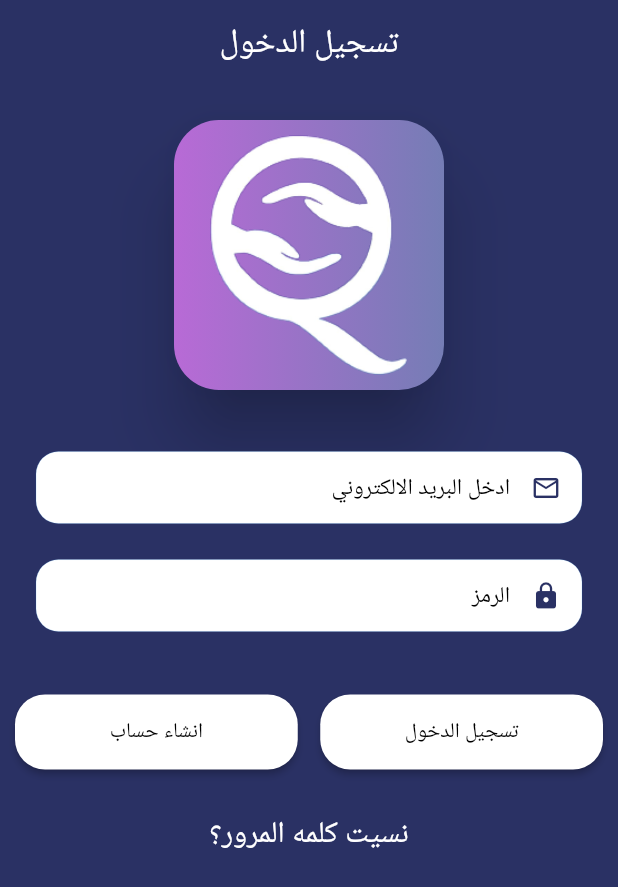
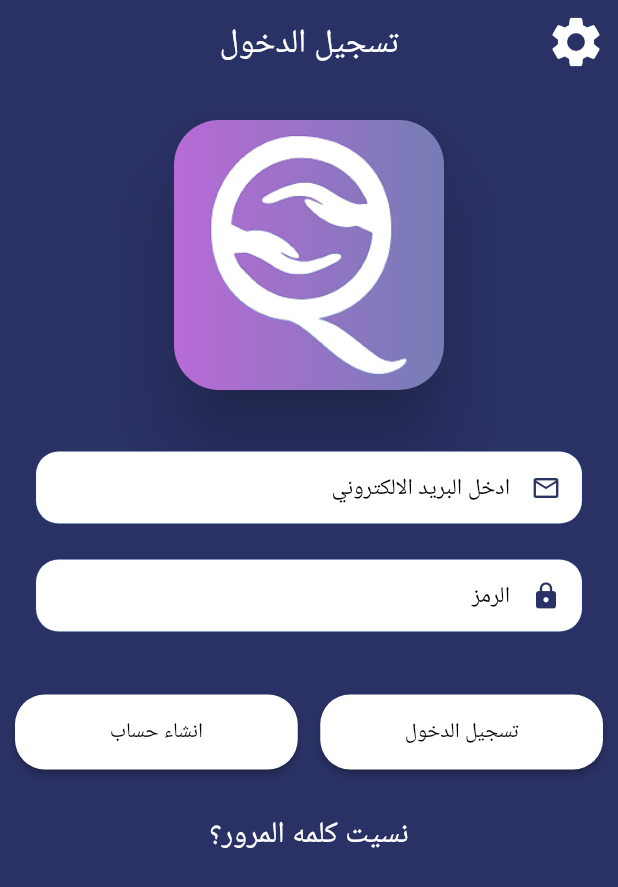
Before and after one commit to rehamsamy/kodra, a Flutter app: the screen it shows after launch, on a phone screen of 412 x 824 dp. Shown: the top 887 px of the screen. Run offline on Flutter 3.47's test engine with Material 2 defaults, Android fonts, the phone set to English and light mode, and no system bars; our stand-ins replace cached_network_image, dio, firebase_core, firebase_database, firebase_storage, flutter_phoenix and 14 more; missing offline and left inert: another_stepper, connectivity_plus_web, geolocator_web, location_web, restart_app, shared_preferences_web and 1 more; accounts and stored records are empty; generated files the repository leaves out were written again; Roboto replaces fonts that are missing (Monaco).

Commit message:
final isa

```diff
--- a/lib/app/core/values/localization/en.dart
+++ b/lib/app/core/values/localization/en.dart
@@ -9,6 +9,7 @@ Map<String, String> en = {
   'categories': 'Categories',
   'name': 'Name',
   'email': 'Email',
+  'code_hint':'enter password',
   'birth_date': 'BirthDate',
   'password': 'Password',
   'sign_in': 'Sign In',
--- a/lib/app/modules/auth/view/login_view.dart
+++ b/lib/app/modules/auth/view/login_view.dart
@@ -10,6 +10,7 @@ import 'package:get/get.dart';
 import 'package:qodra/app/modules/auth/view/forget_password_view.dart';
 import 'package:qodra/app/modules/auth/view/register_view.dart';
 import 'package:qodra/app/modules/home/home_view.dart';
+import 'package:qodra/app/modules/items/my_drawer.dart';
 import 'package:qodra/app/shared/app_buttons/app_progress_button.dart';
 import 'package:qodra/app/shared/app_text.dart';
 import 'package:qodra/app/shared/app_text_field.dart';
@@ -21,9 +22,11 @@ class LoginView extends GetView<AuthController> {
   final GlobalKey<FormState>  _formKey = GlobalKey<FormState>();
   @override
  final AuthController controller=Get.find();
+  final GlobalKey<ScaffoldState> _key = GlobalKey();
   @override
   Widget build(BuildContext ctx) {
     return Scaffold(
+      key: _key,
         appBar: AppBar(
           elevation: 0,
           backgroundColor: kBackgroundDarkColor,
@@ -32,8 +35,13 @@ class LoginView extends GetView<AuthController> {
             fontSize: 22,
             color:LocalStorage.isDArk?Colors.black:Colors.white,
           ),
+          leading:  IconButton(
+            icon: Icon(Icons.settings,color: LocalStorage.isDArk?kPurpleColor:Colors.white,size: 40,),
+            onPressed: () => _key.currentState!.openDrawer(),
+          ) ,
           centerTitle: true,
           actions: [
+
             // IconButton(
             //     onPressed: () {
             //       Get.off(() => const HomeView());
@@ -56,7 +64,7 @@ class LoginView extends GetView<AuthController> {
                   key: _formKey,
                   child: Column(
                     children: [
-                      SizedBox(height: 20,),
+                      const SizedBox(height: 20,),
                       Card(
                         elevation: 20,
                         clipBehavior: Clip.antiAliasWithSaveLayer,
@@ -66,7 +74,7 @@ class LoginView extends GetView<AuthController> {
                         ),
                         child: Container(
                           padding: const EdgeInsets.all(10),
-                          decoration:   BoxDecoration(
+                          decoration:   const BoxDecoration(
                             gradient:LinearGradient(
                                 colors: [
                                   Color(0xffB86AD6),
@@ -115,7 +123,7 @@ class LoginView extends GetView<AuthController> {
                                       email: controller.emailController.text,
                                       password: controller.codeController.text);
                                   if (model.expiresIn != null) {
-                                    Get.offAll(() => HomeView());
+                                    Get.offAll(() => const HomeView());
                                     showSnackBar('login_success'.tr);
                                     animationController.reverse();
                                   } else if (model.error?.message != null) {
@@ -153,6 +161,6 @@ class LoginView extends GetView<AuthController> {
               ),
             );
           }
-        ));
+        ),drawer:  MyDrawer(1),);
   }
 }
--- a/lib/app/modules/home/home_view.dart
+++ b/lib/app/modules/home/home_view.dart
@@ -142,7 +142,7 @@ class _HomeViewState extends State<HomeView> {
             ),
           ),
         ),
-        drawer:  MyDrawer(),
+        drawer:  MyDrawer(2),
 
     );
   }
--- a/lib/app/modules/items/my_drawer.dart
+++ b/lib/app/modules/items/my_drawer.dart
@@ -11,7 +11,8 @@ import 'package:qodra/app_constant.dart';
 import 'package:get/get.dart';
 
 class MyDrawer extends StatefulWidget {
-  const MyDrawer({Key? key}) : super(key: key);
+  int flag;
+  MyDrawer(this.flag);
 
   @override
   State<MyDrawer> createState() => _MyDrawerState();
@@ -84,7 +85,7 @@ class _MyDrawerState extends State<MyDrawer> {
                     ),
                     InkWell(
                       onTap: () {
-                        Get.off(() => SendMessageView());
+                        Get.off(() => SendMessageView(widget.flag));
                       },
                       child: Container(
                         width: 200,
--- a/lib/main.dart
+++ b/lib/main.dart
@@ -7,6 +7,7 @@ import 'package:firebase_core/firebase_core.dart';
 import 'package:qodra/app/core/get_binding.dart';
 import 'package:qodra/app/core/values/localization/translation.dart';
 import 'package:qodra/app/data/storage/local_storage.dart';
+import 'package:qodra/app/modules/auth/controller/auth_controller.dart';
 import 'package:qodra/app/modules/items/splash_screen.dart';
 import 'package:qodra/app_constant.dart';
 
@@ -29,6 +30,7 @@ class CrazyApp extends StatefulWidget {
 class _CrazyAppState extends State<CrazyApp> {
   @override
   Widget build(BuildContext context) {
+    Get.lazyPut(()=>AuthController());
     final navigatorKey = GlobalKey<NavigatorState>();
     return Directionality(
       textDirection: LocalStorage.isAr ? TextDirection.rtl : TextDirection.ltr,
```
Also changed, not shown: lib/app/modules/items/send_message.dart (+9 -1 lines).
